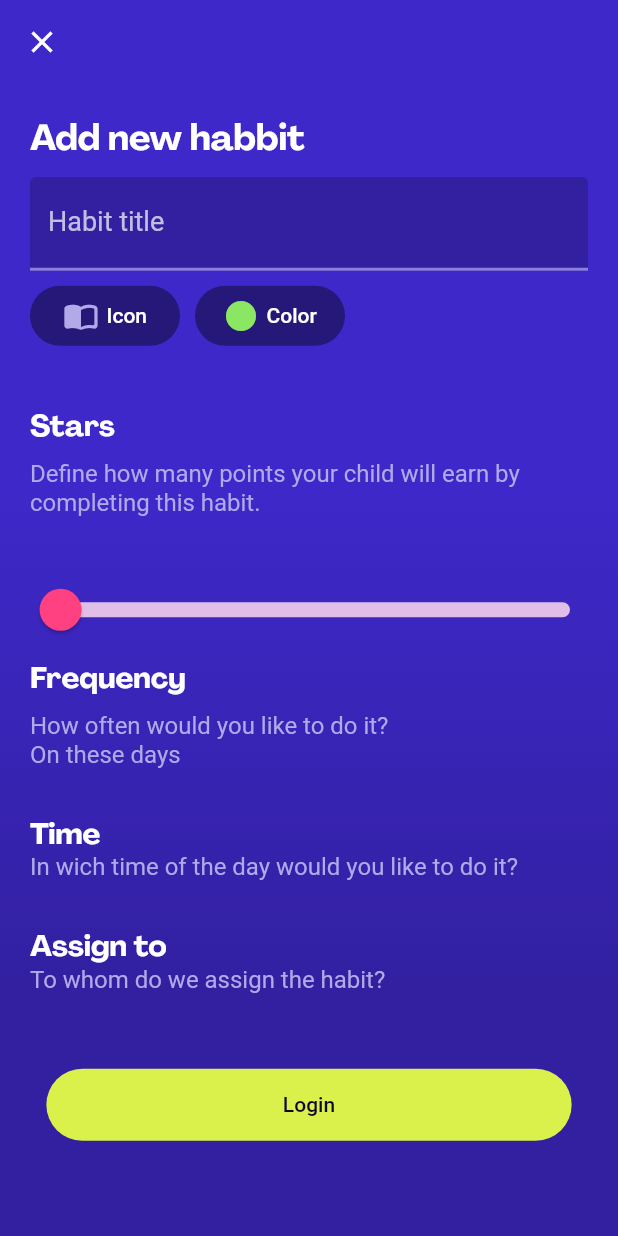
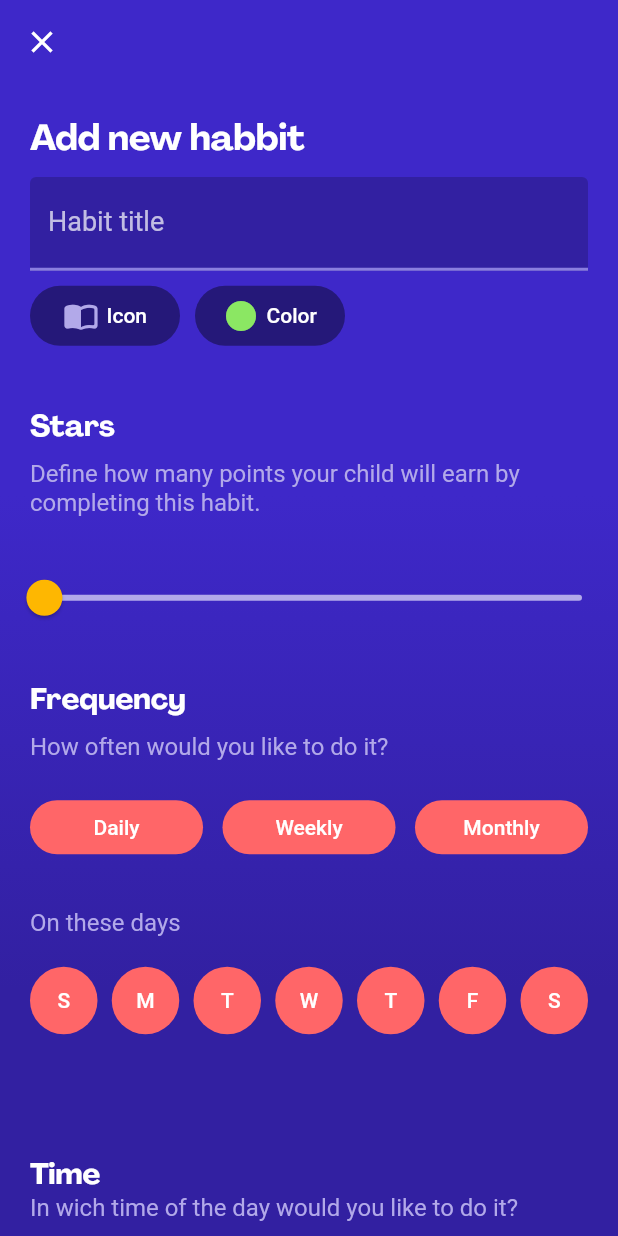
Before and after one commit to luisurruela/habitos, a Flutter app: the CreateHabitScreen screen opened directly, on a phone screen of 412 x 824 dp. Run offline on Flutter 3.47's test engine with Material 2 defaults, Android fonts, the phone set to English and light mode, and no system bars; our stand-ins replace cloud_firestore, firebase_auth, firebase_core, flutter_speed_dial, flutter_spinkit, persistent_bottom_nav_bar and 1 more; missing offline and left inert: flutter_onboard, weekly_date_picker; accounts and stored records are empty.

Commit message:
Added pink buttons

```diff
--- a/lib/screens/create_habit_screen.dart
+++ b/lib/screens/create_habit_screen.dart
@@ -13,7 +13,6 @@ class _CreateHabitScreenState extends State<CreateHabitScreen> {
   Widget build(BuildContext context) {
     final width = MediaQuery.of(context).size.width;
     final height = MediaQuery.of(context).size.height;
-    double _value = 1;
 
     return Scaffold(
       body: Container(
@@ -41,30 +40,128 @@ class _CreateHabitScreenState extends State<CreateHabitScreen> {
                 height: 30,
               ),
               const _sliderWidget(),
+              const SizedBox(
+                height: 30,
+              ),
               _secondaryTitle('Frequency'),
               const SizedBox(
                 height: 10,
               ),
               _normalText('How often would you like to do it?'),
+              const SizedBox(
+                height: 20,
+              ),
+              Padding(
+                padding: const EdgeInsets.symmetric(horizontal: 20),
+                child: Row(
+                  mainAxisAlignment: MainAxisAlignment.spaceBetween,
+                  children: [
+                    _secondaryButton(context, 'Daily'),
+                    _secondaryButton(context, 'Weekly'),
+                    _secondaryButton(context, 'Monthly'),
+                  ],
+                ),
+              ),
+              const SizedBox(
+                height: 30,
+              ),
               _normalText('On these days'),
               const SizedBox(
-                height: 30,
+                height: 20,
+              ),
+              Padding(
+                padding: const EdgeInsets.symmetric(horizontal: 20),
+                child: Row(
+                  mainAxisAlignment: MainAxisAlignment.spaceBetween,
+                  children: [
+                    _circleButton(context, 'S'),
+                    _circleButton(context, 'M'),
+                    _circleButton(context, 'T'),
+                    _circleButton(context, 'W'),
+                    _circleButton(context, 'T'),
+                    _circleButton(context, 'F'),
+                    _circleButton(context, 'S'),
+                  ],
+                ),
+              ),
+              const SizedBox(
+                height: 80,
               ),
               _secondaryTitle('Time'),
               _normalText('In wich time of the day would you like to do it?'),
               const SizedBox(
-                height: 30,
+                height: 20,
+              ),
+              Padding(
+                padding: const EdgeInsets.symmetric(horizontal: 20),
+                child: Row(
+                  mainAxisAlignment: MainAxisAlignment.spaceBetween,
+                  children: [
+                    _secondaryButton(context, 'Morning'),
+                    _secondaryButton(context, 'Afternoon'),
+                    _secondaryButton(context, 'Night'),
+                  ],
+                ),
+              ),
+              const SizedBox(
+                height: 60,
               ),
               _secondaryTitle('Assign to'),
               _normalText('To whom do we assign the habit?'),
               const SizedBox(
-                height: 50,
+                height: 80,
               ),
               _submitButton(context),
+              const SizedBox(
+                height: 50,
+              )
             ])),
       ),
     );
   }
+}
+
+Widget _circleButton(BuildContext context, String title) {
+  return SizedBox(
+    width: 45,
+    height: 45,
+    child: ElevatedButton(
+      onPressed: () {},
+      child: Align(
+          alignment: Alignment.center,
+          child: Text(
+            title,
+            textAlign: TextAlign.center,
+          )),
+      style: ButtonStyle(
+          padding: MaterialStateProperty.all<EdgeInsetsGeometry>(
+            EdgeInsets.zero, // <-- had to set padding to zero
+          ),
+          elevation: MaterialStateProperty.all(0),
+          backgroundColor: MaterialStateProperty.all<Color>(AppTheme.secondary),
+          shape: MaterialStateProperty.all<RoundedRectangleBorder>(
+              const RoundedRectangleBorder(
+                  borderRadius: BorderRadius.all(Radius.circular(30))))),
+    ),
+  );
+}
+
+Widget _secondaryButton(BuildContext context, String title) {
+  final width = MediaQuery.of(context).size.width;
+
+  return SizedBox(
+    width: width * .28,
+    child: ElevatedButton(
+      onPressed: () {},
+      child: Text(title),
+      style: ButtonStyle(
+          elevation: MaterialStateProperty.all(0),
+          backgroundColor: MaterialStateProperty.all<Color>(AppTheme.secondary),
+          shape: MaterialStateProperty.all<RoundedRectangleBorder>(
+              const RoundedRectangleBorder(
+                  borderRadius: BorderRadius.all(Radius.circular(30))))),
+    ),
+  );
 }
 
 class _sliderWidget extends StatefulWidget {
@@ -80,25 +177,21 @@ class __sliderWidgetState extends State<_sliderWidget> {
   Widget build(BuildContext context) {
     return SliderTheme(
       data: SliderTheme.of(context).copyWith(
-        trackHeight: 10.0,
+        trackHeight: 4.0,
         trackShape: const RoundedRectSliderTrackShape(),
-        activeTrackColor: Colors.purple.shade800,
-        inactiveTrackColor: Colors.purple.shade100,
+        activeTrackColor: AppTheme.lightPurple,
+        inactiveTrackColor: AppTheme.lightPurple,
         thumbShape: const RoundSliderThumbShape(
-          enabledThumbRadius: 14.0,
-          pressedElevation: 8.0,
+          enabledThumbRadius: 12.0,
+          pressedElevation: 0,
         ),
-        thumbColor: Colors.pinkAccent,
-        overlayColor: Colors.pink.withOpacity(0.2),
-        overlayShape: const RoundSliderOverlayShape(overlayRadius: 32.0),
+        thumbColor: AppTheme.starYellow,
         tickMarkShape: const RoundSliderTickMarkShape(),
-        activeTickMarkColor: Colors.pinkAccent,
-        inactiveTickMarkColor: Colors.white,
-        valueIndicatorShape: const PaddleSliderValueIndicatorShape(),
-        valueIndicatorColor: Colors.black,
+        inactiveTickMarkColor: AppTheme.starYellow,
+        valueIndicatorColor: AppTheme.lightPurple,
         valueIndicatorTextStyle: const TextStyle(
           color: Colors.white,
-          fontSize: 20.0,
+          fontSize: 16.0,
         ),
       ),
       child: Slider(
--- a/lib/theme/theme.dart
+++ b/lib/theme/theme.dart
@@ -10,6 +10,7 @@ class AppTheme {
   static const Color darkPurple = Color(0xFF191050);
   static const Color lightPurple = Color(0xFFB2A9E9);
   static const Color darkBlue = Color(0xFF251879);
+  static const Color starYellow = Color(0xFFFEB701);
 
   static const TextStyle fontTitle = TextStyle(
       fontSize: 32, fontWeight: FontWeight.w700, fontFamily: 'PPAgrandir');
```
